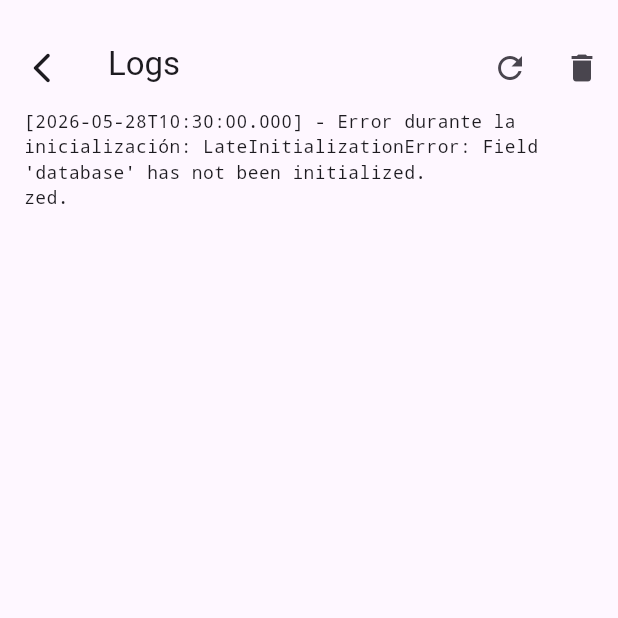
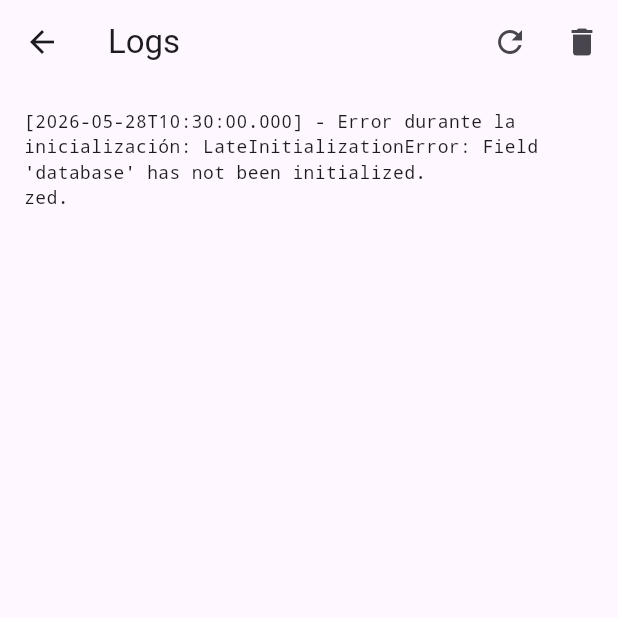
Before and after one commit to enekor/Gastoscopio, a Flutter app: the LogsScreen screen opened directly, after a tap on the "refresh" icon, on a phone screen of 412 x 824 dp, the top half of it. Run offline on Flutter 3.47's test engine with Material 3 defaults, Android fonts, the phone set to English and light mode, and no system bars; drawn by our look-alikes of dynamic_color; our stand-ins replace carousel_slider, dropdown_button2, file_picker, firebase_core, fl_chart, floor and 11 more; missing offline and left inert: googleapis, notification_listener_service, properties, svg_flutter; accounts and stored records are empty; generated files the repository leaves out were written again.

Commit message:
sliver first fix

```diff
--- a/lib/modules/settings.dart/widgets/logs_screen.dart
+++ b/lib/modules/settings.dart/widgets/logs_screen.dart
@@ -31,37 +31,16 @@ class _LogsScreenState extends State<LogsScreen> {
   Widget build(BuildContext context) {
     return Scaffold(
       appBar: AppBar(
-        title: Padding(
-          padding: const EdgeInsets.only(top: 30.0),
-          child: Text(AppLocalizations.of(context).logs),
-        ),
+        title: Text(AppLocalizations.of(context).logs),
         actions: [
-          Padding(
-            padding: const EdgeInsets.only(top: 25.0),
-            child: IconButton(
-              icon: const Icon(Icons.refresh),
-              onPressed: _loadLogs,
-            ),
-          ),
-          Padding(
-            padding: const EdgeInsets.only(top: 25.0),
-            child: IconButton(
-              icon: const Icon(Icons.delete),
-              onPressed: () {
-                LogFileService().clearLogs().then((_) => _loadLogs());
-              },
-            ),
+          IconButton(icon: const Icon(Icons.refresh), onPressed: _loadLogs),
+          IconButton(
+            icon: const Icon(Icons.delete),
+            onPressed: () {
+              LogFileService().clearLogs().then((_) => _loadLogs());
+            },
           ),
         ],
-        leading: Padding(
-          padding: const EdgeInsets.only(top: 25.0),
-          child: IconButton(
-            icon: const Icon(Icons.arrow_back_ios_new_rounded),
-            onPressed: () {
-              Navigator.of(context).pop();
-            },
-          ),
-        ),
       ),
       body: Padding(
         padding: const EdgeInsets.all(16.0),
```
Also changed, not shown: lib/modules/gastoscopio/screens/fixed_movements_screen.dart (+1 -9 lines), lib/modules/gastoscopio/screens/view_movements_filtered_screen.dart (+6 -17 lines), lib/modules/saves/home_saves.dart (+5 -15 lines), lib/modules/settings.dart/settings.dart (+3 -13 lines).
